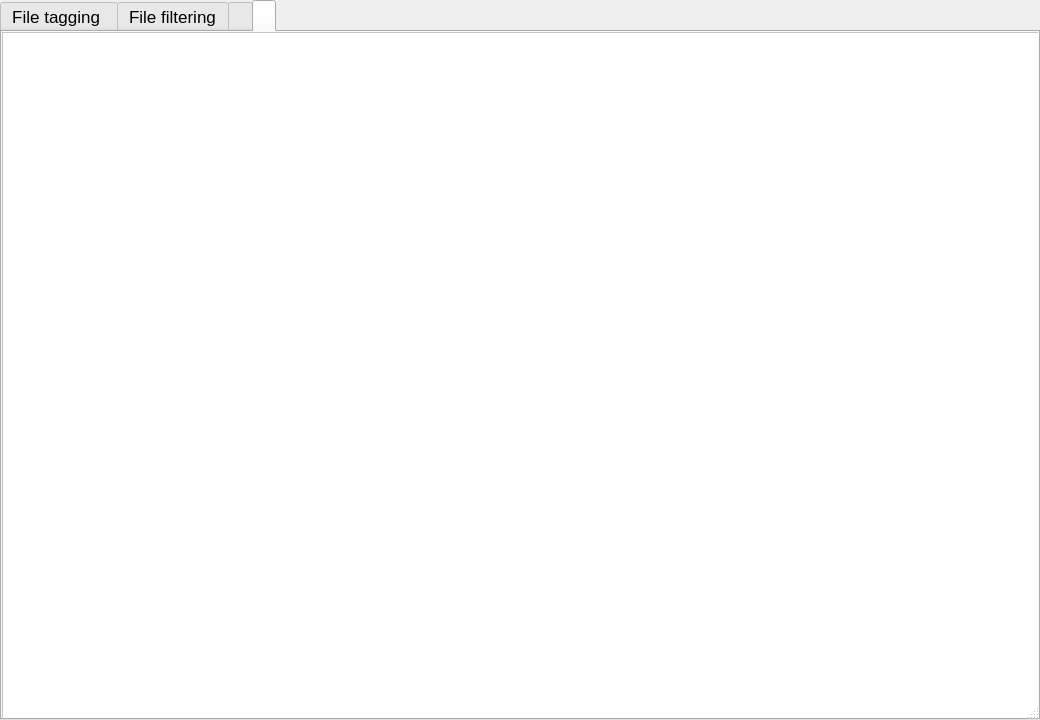
The window that mainwindow.ui (B-Sarah/IHM) describes before a commit, drawn with Qt 5.
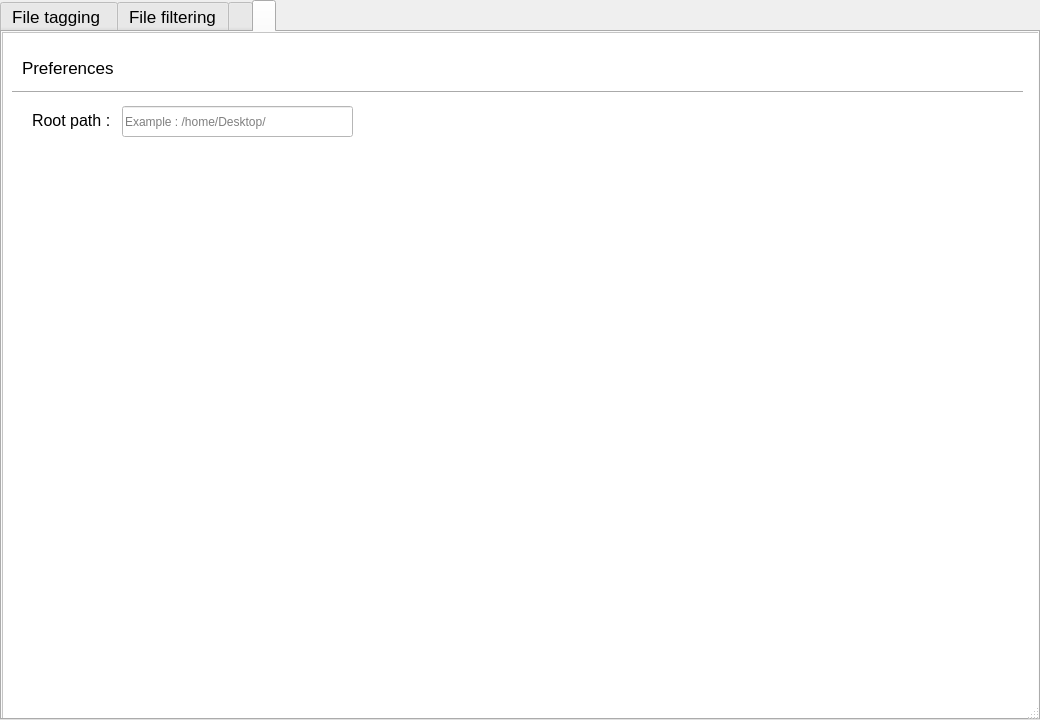
The same window after the commit. The open tabs and pages were chosen to show the change. Icons and pictures are not drawn.

Diff of the .ui file:
```diff
--- a/mainwindow.ui
+++ b/mainwindow.ui
@@ -868,6 +868,79 @@
       <property name="frameShadow">
        <enum>QFrame::Raised</enum>
       </property>
+      <widget class="QLabel" name="label_10">
+       <property name="geometry">
+        <rect>
+         <x>20</x>
+         <y>20</y>
+         <width>101</width>
+         <height>31</height>
+        </rect>
+       </property>
+       <property name="font">
+        <font>
+         <family>Ubuntu</family>
+         <pointsize>13</pointsize>
+         <weight>50</weight>
+         <bold>false</bold>
+         <kerning>true</kerning>
+        </font>
+       </property>
+       <property name="text">
+        <string>Preferences</string>
+       </property>
+      </widget>
+      <widget class="Line" name="line">
+       <property name="geometry">
+        <rect>
+         <x>10</x>
+         <y>50</y>
+         <width>1011</width>
+         <height>20</height>
+        </rect>
+       </property>
+       <property name="orientation">
+        <enum>Qt::Horizontal</enum>
+       </property>
+      </widget>
+      <widget class="QLineEdit" name="lineEdit_2">
+       <property name="geometry">
+        <rect>
+         <x>120</x>
+         <y>74</y>
+         <width>231</width>
+         <height>31</height>
+        </rect>
+       </property>
+       <property name="text">
+        <string/>
+       </property>
+       <property name="placeholderText">
+        <string>Example : /home/Desktop/</string>
+       </property>
+      </widget>
+      <widget class="QLabel" name="label_15">
+       <property name="geometry">
+        <rect>
+         <x>30</x>
+         <y>80</y>
+         <width>81</width>
+         <height>17</height>
+        </rect>
+       </property>
+       <property name="font">
+        <font>
+         <family>Ubuntu</family>
+         <pointsize>12</pointsize>
+         <weight>50</weight>
+         <bold>false</bold>
+         <kerning>true</kerning>
+        </font>
+       </property>
+       <property name="text">
+        <string>Root path :</string>
+       </property>
+      </widget>
      </widget>
     </widget>
    </widget>
```
Left out of the diff: 44 changed lines with no effect on the pictures.
